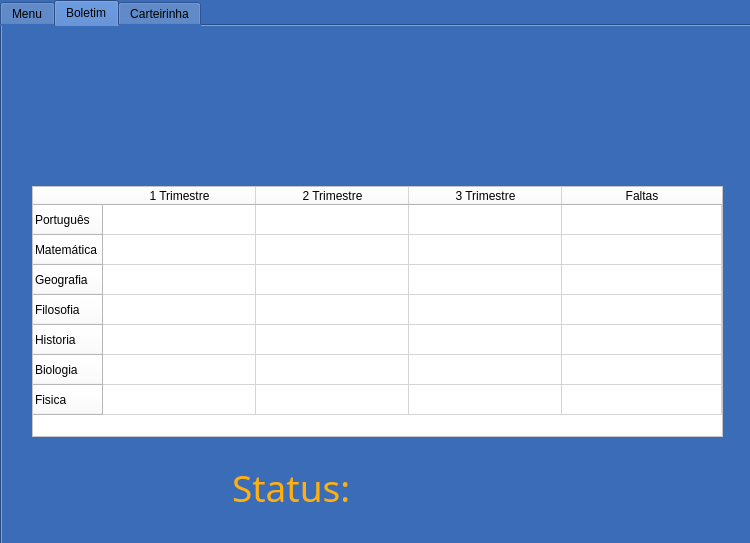
Before: the Qt Designer form menu-aluno.ui in vitoradsp/academicsys, drawn with Qt 5.
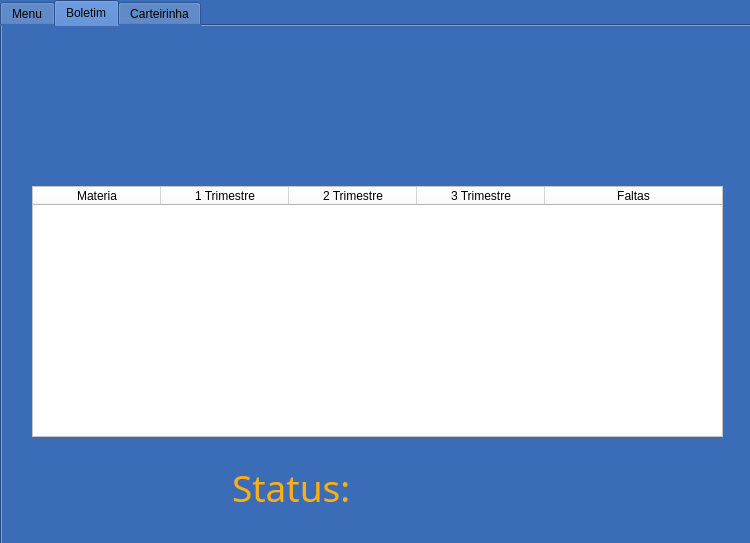
After: the same form once the commit is applied. Icons and pictures are not drawn.

What changed in the file:
```diff
--- a/menu-aluno.ui
+++ b/menu-aluno.ui
@@ -205,46 +205,16 @@
 </string>
       </property>
       <attribute name="horizontalHeaderDefaultSectionSize">
-       <number>153</number>
+       <number>128</number>
       </attribute>
       <attribute name="horizontalHeaderStretchLastSection">
        <bool>true</bool>
       </attribute>
-      <row>
+      <column>
        <property name="text">
-        <string>Português</string>
+        <string>Materia</string>
        </property>
-      </row>
-      <row>
-       <property name="text">
-        <string>Matemática</string>
-       </property>
-      </row>
-      <row>
-       <property name="text">
-        <string>Geografia</string>
-       </property>
-      </row>
-      <row>
-       <property name="text">
-        <string>Filosofia</string>
-       </property>
-      </row>
-      <row>
-       <property name="text">
-        <string>Historia</string>
-       </property>
-      </row>
-      <row>
-       <property name="text">
-        <string>Biologia</string>
-       </property>
-      </row>
-      <row>
-       <property name="text">
-        <string>Fisica</string>
-       </property>
-      </row>
+      </column>
       <column>
        <property name="text">
         <string>1 Trimestre</string>
```
